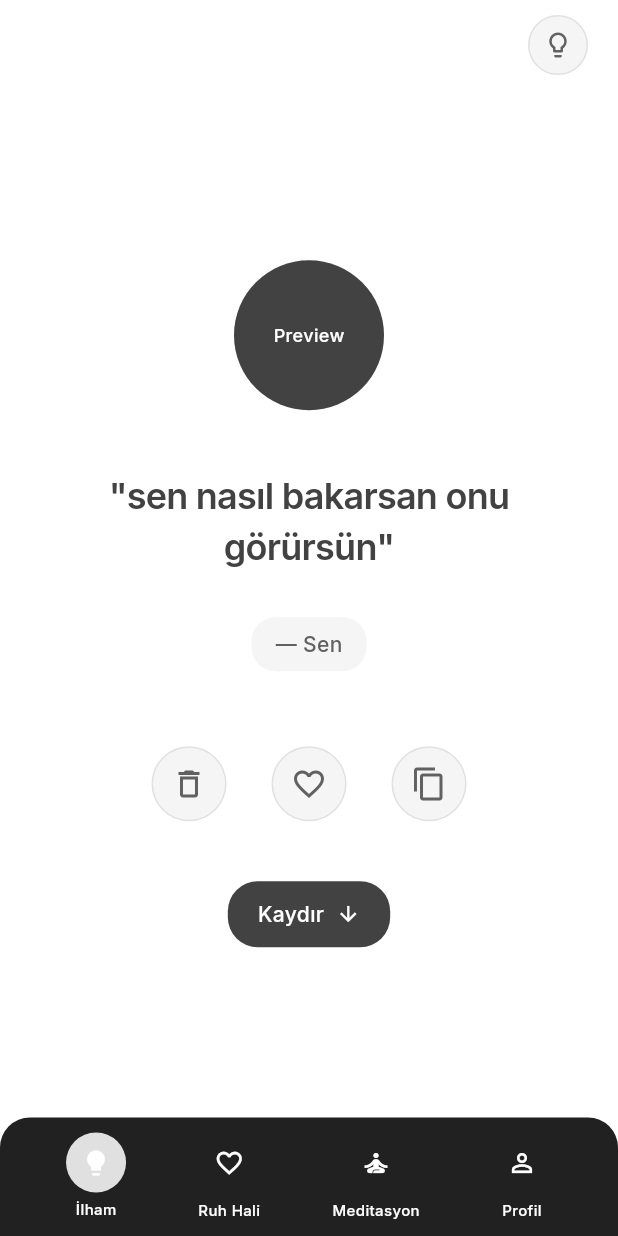
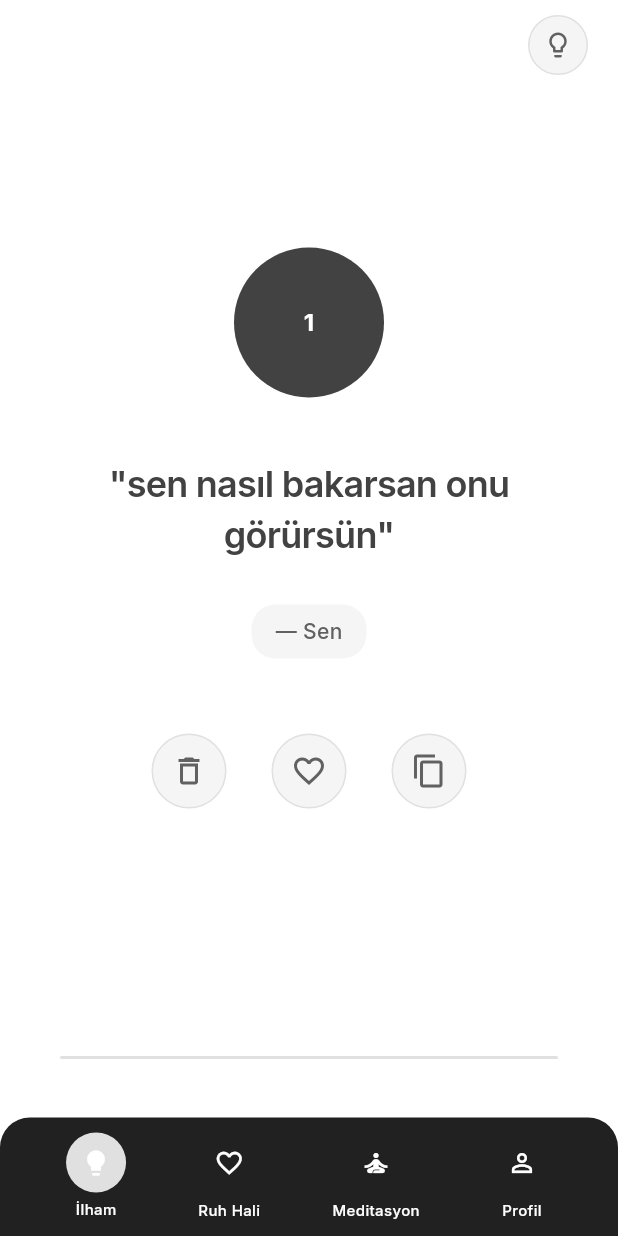
Before and after one commit to MRSgkce/MyDearDiary, a Flutter app: the screen it shows after launch, on a phone screen of 412 x 824 dp. Run offline on Flutter 3.47's test engine with Material 3 defaults, Android fonts, the phone set to English and light mode, and no system bars; our stand-ins replace cloud_firestore, firebase_core, flutter_riverpod, shared_preferences; accounts and stored records are empty; project files that could hold a hidden picture were left out.

Commit message:
edit: ilham sayfası scroll yapıldı

```diff
--- a/lib/main.dart
+++ b/lib/main.dart
@@ -8,9 +8,7 @@ void main() async {
   WidgetsFlutterBinding.ensureInitialized();
 
   // Firebase'i başlat
-  await Firebase.initializeApp(
-    options: DefaultFirebaseOptions.currentPlatform,
-  );
+  await Firebase.initializeApp(options: DefaultFirebaseOptions.currentPlatform);
 
   runApp(const ProviderScope(child: MyApp()));
 }
@@ -44,6 +42,40 @@ class InspirationScreen extends StatefulWidget {
 class _InspirationScreenState extends State<InspirationScreen> {
   int _selectedIndex = 0;
 
+  // ✅ İlham Sözleri Listesi
+  final List<Map<String, dynamic>> _inspirationQuotes = [
+    {'text': '"sen nasıl bakarsan onu görürsün"', 'author': '— Sen'},
+    {
+      'text':
+          '"Hayatın en güzel anları, beklenmedik anda gelen mutluluklardır."',
+      'author': '— Anonim',
+    },
+    {
+      'text': '"Başarı, düştüğünde kalkabilmektir."',
+      'author': '— Nelson Mandela',
+    },
+    {
+      'text': '"Hayallerin gerçekleşmesi için önce hayal kurman gerekir."',
+      'author': '— Walt Disney',
+    },
+    {
+      'text':
+          '"Bugün yapabileceğin en iyi şey, dün yaptığından daha iyisini yapmaktır."',
+      'author': '— Anonim',
+    },
+    {
+      'text':
+          '"Her gün yeni bir başlangıçtır. Geçmişi bırak, geleceği planla, bugünü yaşa."',
+      'author': '— Anonim',
+    },
+    {
+      'text':
+          '"Mutluluk, sahip olduklarınla değil, hissettiklerinle ilgilidir."',
+      'author': '— Anonim',
+    },
+    {'text': '"İmkansız, sadece denenmemiş demektir."', 'author': '— Anonim'},
+  ];
+
   @override
   Widget build(BuildContext context) {
     return Scaffold(
@@ -51,15 +83,10 @@ class _InspirationScreenState extends State<InspirationScreen> {
       body: Column(
         children: [
           // ✅ Top App Bar
-          SafeArea(
-            bottom: false,
-            child: _buildTopBar(context),
-          ),
+          SafeArea(bottom: false, child: _buildTopBar(context)),
 
           // ✅ Main Content
-          Expanded(
-            child: _buildContentForTab(context, _selectedIndex),
-          ),
+          Expanded(child: _buildContentForTab(context, _selectedIndex)),
 
           // ✅ Bottom Navigation
           _buildBottomNavigation(context),
@@ -107,10 +134,7 @@ class _InspirationScreenState extends State<InspirationScreen> {
 
           Text(
             'halini seç ve kaydet',
-            style: TextStyle(
-              fontSize: 16,
-              color: Colors.grey.shade600,
-            ),
+            style: TextStyle(fontSize: 16, color: Colors.grey.shade600),
           ),
 
           const SizedBox(height: 30),
@@ -162,14 +186,42 @@ class _InspirationScreenState extends State<InspirationScreen> {
   /// ✅ Mood Grid - Resimdeki gibi
   Widget _buildMoodGrid(BuildContext context) {
     final moods = [
-      {'icon': Icons.wb_sunny, 'label': 'Mutlu', 'color': Colors.yellow.shade300},
-      {'icon': Icons.favorite_border, 'label': 'Sevgi Dolu', 'color': Colors.pink.shade300},
-      {'icon': Icons.auto_awesome, 'label': 'Enerjik', 'color': Colors.purple.shade300},
-      {'icon': Icons.sentiment_neutral, 'label': 'Normal', 'color': Colors.grey.shade200},
+      {
+        'icon': Icons.wb_sunny,
+        'label': 'Mutlu',
+        'color': Colors.yellow.shade300,
+      },
+      {
+        'icon': Icons.favorite_border,
+        'label': 'Sevgi Dolu',
+        'color': Colors.pink.shade300,
+      },
+      {
+        'icon': Icons.auto_awesome,
+        'label': 'Enerjik',
+        'color': Colors.purple.shade300,
+      },
+      {
+        'icon': Icons.sentiment_neutral,
+        'label': 'Normal',
+        'color': Colors.grey.shade200,
+      },
       {'icon': Icons.cloud, 'label': 'Hüzünlü', 'color': Colors.blue.shade300},
-      {'icon': Icons.sentiment_dissatisfied, 'label': 'Stresli', 'color': Colors.red.shade300},
-      {'icon': Icons.nightlight_round, 'label': 'Yorgun', 'color': Colors.indigo.shade300},
-      {'icon': Icons.sentiment_satisfied, 'label': 'Huzurlu', 'color': Colors.green.shade300},
+      {
+        'icon': Icons.sentiment_dissatisfied,
+        'label': 'Stresli',
+        'color': Colors.red.shade300,
+      },
+      {
+        'icon': Icons.nightlight_round,
+        'label': 'Yorgun',
+        'color': Colors.indigo.shade300,
+      },
+      {
+        'icon': Icons.sentiment_satisfied,
+        'label': 'Huzurlu',
+        'color': Colors.green.shade300,
+      },
     ];
 
     return GridView.builder(
@@ -196,11 +248,7 @@ class _InspirationScreenState extends State<InspirationScreen> {
             child: Column(
               mainAxisAlignment: MainAxisAlignment.center,
               children: [
-                Icon(
-                  mood['icon'] as IconData,
-                  size: 30,
-                  color: Colors.white,
-                ),
+                Icon(mood['icon'] as IconData, size: 30, color: Colors.white),
                 const SizedBox(height: 8),
                 Text(
                   mood['label'] as String,
@@ -246,10 +294,7 @@ class _InspirationScreenState extends State<InspirationScreen> {
           ),
           child: Text(
             'Bugün başardığın şeyleri yaz...',
-            style: TextStyle(
-              fontSize: 14,
-              color: Colors.grey.shade500,
-            ),
+            style: TextStyle(fontSize: 14, color: Colors.grey.shade500),
           ),
         ),
 
@@ -277,10 +322,7 @@ class _InspirationScreenState extends State<InspirationScreen> {
           ),
           child: Text(
             'Geliştirebileceğin alanları düşün...',
-            style: TextStyle(
-              fontSize: 14,
-              color: Colors.grey.shade500,
-            ),
+            style: TextStyle(fontSize: 14, color: Colors.grey.shade500),
           ),
         ),
       ],
@@ -331,7 +373,9 @@ class _InspirationScreenState extends State<InspirationScreen> {
 
         const SizedBox(height: 16),
 
-        ...records.map((record) => Container(
+        ...records
+            .map(
+              (record) => Container(
                 margin: const EdgeInsets.only(bottom: 12),
                 padding: const EdgeInsets.all(16),
                 decoration: BoxDecoration(
@@ -363,7 +407,9 @@ class _InspirationScreenState extends State<InspirationScreen> {
                     ),
                   ],
                 ),
-        )).toList(),
+              ),
+            )
+            .toList(),
       ],
     );
   }
@@ -395,13 +441,48 @@ class _InspirationScreenState extends State<InspirationScreen> {
     );
   }
 
-  /// ✅ Main Content - Resimdeki gibi
+  /// ✅ Main Content - Aşağı doğru kaydırma
   Widget _buildMainContent(BuildContext context) {
-    return Center(
+    return SingleChildScrollView(
+      child: Column(
+        children: _inspirationQuotes.asMap().entries.map((entry) {
+          final index = entry.key;
+          final quote = entry.value;
+          return Column(
+            children: [
+              _buildInspirationPage(context, quote, index),
+              if (index < _inspirationQuotes.length - 1) // Son sayfa değilse
+                Container(
+                  height: 2,
+                  margin: const EdgeInsets.symmetric(
+                    horizontal: 40,
+                    vertical: 20,
+                  ),
+                  decoration: BoxDecoration(
+                    color: Colors.grey.shade300,
+                    borderRadius: BorderRadius.circular(1),
+                  ),
+                ),
+            ],
+          );
+        }).toList(),
+      ),
+    );
+  }
+
+  /// ✅ İlham Sayfası
+  Widget _buildInspirationPage(
+    BuildContext context,
+    Map<String, dynamic> quote,
+    int index,
+  ) {
+    return Container(
+      height: MediaQuery.of(context).size.height - 200, // Tam ekran yükseklik
+      padding: const EdgeInsets.symmetric(horizontal: 20, vertical: 40),
       child: Column(
         mainAxisAlignment: MainAxisAlignment.center,
         children: [
-          // ✅ Quote Icon - Resimdeki gibi
+          // ✅ Quote Icon
           Stack(
             children: [
               Container(
@@ -417,7 +498,7 @@ class _InspirationScreenState extends State<InspirationScreen> {
                   color: Colors.grey.shade400,
                 ),
               ),
-              // Preview overlay
+              // Page indicator
               Positioned(
                 top: 0,
                 left: 0,
@@ -430,11 +511,11 @@ class _InspirationScreenState extends State<InspirationScreen> {
                   ),
                   child: Center(
                     child: Text(
-                      'Preview',
+                      '${index + 1}',
                       style: TextStyle(
                         color: Colors.white,
-                        fontSize: 12,
-                        fontWeight: FontWeight.w500,
+                        fontSize: 16,
+                        fontWeight: FontWeight.bold,
                       ),
                     ),
                   ),
@@ -449,7 +530,7 @@ class _InspirationScreenState extends State<InspirationScreen> {
           Container(
             padding: const EdgeInsets.symmetric(horizontal: 40),
             child: Text(
-              '"sen nasıl bakarsan onu görürsün"',
+              quote['text'],
               textAlign: TextAlign.center,
               style: TextStyle(
                 fontSize: 24,
@@ -471,7 +552,7 @@ class _InspirationScreenState extends State<InspirationScreen> {
               borderRadius: BorderRadius.circular(16),
             ),
             child: Text(
-              '— Sen',
+              quote['author'],
               style: TextStyle(
                 fontSize: 14,
                 fontWeight: FontWeight.w500,
@@ -495,34 +576,6 @@ class _InspirationScreenState extends State<InspirationScreen> {
           ),
 
           const SizedBox(height: 40),
-
-          // ✅ Scroll Button
-          Container(
-            padding: const EdgeInsets.symmetric(horizontal: 20, vertical: 12),
-            decoration: BoxDecoration(
-              color: Colors.grey.shade800,
-              borderRadius: BorderRadius.circular(20),
-            ),
-            child: Row(
-              mainAxisSize: MainAxisSize.min,
-              children: [
-                Text(
-                  'Kaydır',
-                  style: TextStyle(
-                    color: Colors.white,
-                    fontSize: 14,
-                    fontWeight: FontWeight.w500,
-                  ),
-                ),
-                const SizedBox(width: 8),
-                Icon(
-                  Icons.arrow_downward,
-                  color: Colors.white,
-                  size: 16,
-                ),
-              ],
-            ),
-          ),
         ],
       ),
     );
@@ -538,11 +591,7 @@ class _InspirationScreenState extends State<InspirationScreen> {
         borderRadius: BorderRadius.circular(25),
         border: Border.all(color: Colors.grey.shade300, width: 1),
       ),
-      child: Icon(
-        icon,
-        size: 24,
-        color: Colors.grey.shade700,
-      ),
+      child: Icon(icon, size: 24, color: Colors.grey.shade700),
     );
   }
 
@@ -594,11 +643,7 @@ class _InspirationScreenState extends State<InspirationScreen> {
               color: isSelected ? Colors.grey.shade300 : Colors.transparent,
               borderRadius: BorderRadius.circular(20),
             ),
-            child: Icon(
-              icon,
-              size: 20,
-              color: Colors.white,
-            ),
+            child: Icon(icon, size: 20, color: Colors.white),
           ),
           const SizedBox(height: 4),
           Text(
```
Lines whose indentation alone changed are shown as unchanged.
